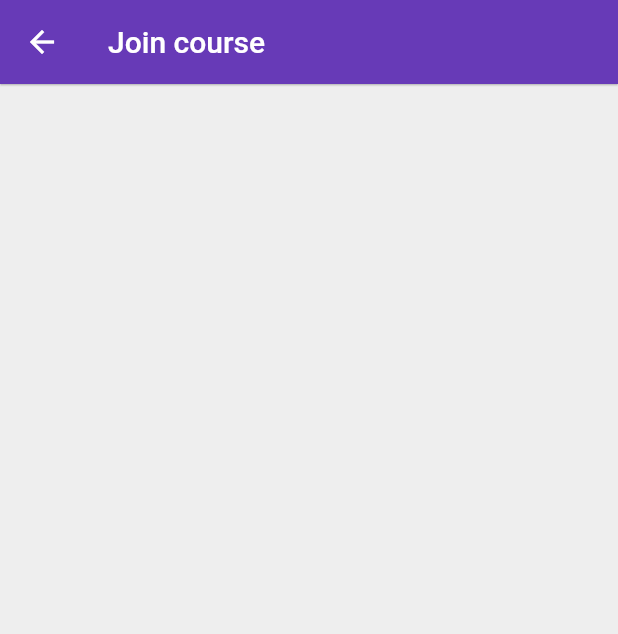
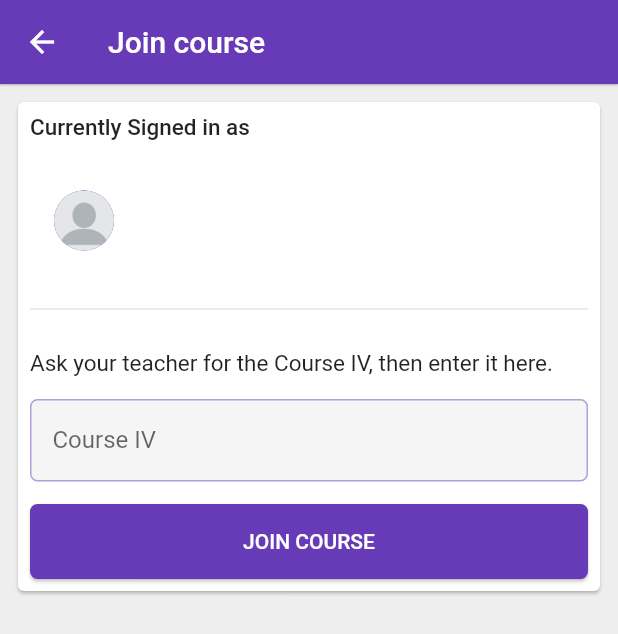
Before and after one commit to JamiuJimoh/jcm, a Flutter app: the JoinCoursePage screen opened by its route, on a phone screen of 412 x 824 dp. Shown: the top 634 px of the screen. Run offline on Flutter 3.47's test engine with Material 2 defaults, Android fonts, the light colour scheme and no system bars; our stand-ins replace cloud_firestore, firebase_auth, firebase_core, google_sign_in; accounts and stored records are empty.

Commit message:
created the join course ui

```diff
--- a/lib/app/home/edit_course_page.dart
+++ b/lib/app/home/edit_course_page.dart
@@ -69,6 +69,14 @@ class _EditCoursePageState extends State<EditCoursePage> {
     return false;
   }
 
+  String _generateCourseIV({required String courseCode}) {
+    final teacherId = widget.auth.currentUser!.uid;
+
+    final courseIV =
+        teacherId.substring(10, 14) + courseCode.replaceAll(' ', '');
+    return courseIV;
+  }
+
   Future<void> _submit() async {
     if (_validateAndSaveForm()) {
       try {
@@ -78,9 +86,12 @@ class _EditCoursePageState extends State<EditCoursePage> {
         final courseId = widget.course?.courseId ?? documentIdFromCurrentDate();
         final teacherName = widget.auth.currentUser?.displayName ?? 'Jam';
         final teacherId = widget.auth.currentUser!.uid;
+        final courseIV =
+            _generateCourseIV(courseCode: _initialValue['courseCode']);
         final course = Course(
           courseId: courseId,
-          teacherId:teacherId,
+          teacherId: teacherId,
+          courseIV: courseIV,
           courseTitle: _initialValue['courseTitle'],
           courseCode: _initialValue['courseCode'],
           teacherName: teacherName,
--- a/lib/app/home/join_course_page.dart
+++ b/lib/app/home/join_course_page.dart
@@ -1,7 +1,37 @@
 import 'package:flutter/material.dart';
+import 'package:jamiu_class_manager/common_widgets/custom_elevated_button.dart';
+import 'package:jamiu_class_manager/common_widgets/custom_text_form_field.dart';
+import 'package:jamiu_class_manager/services/auth.dart';
+import 'package:provider/provider.dart';
 
-class JoinCoursePage extends StatelessWidget {
+import 'validators.dart';
+
+class JoinCoursePage extends StatefulWidget with CourseValidators {
   static const id = 'join_course_page';
+
+  @override
+  _JoinCoursePageState createState() => _JoinCoursePageState();
+}
+
+class _JoinCoursePageState extends State<JoinCoursePage> {
+  final _formKey = GlobalKey<FormState>();
+
+  var _courseIV = '';
+
+  var _isLoading = false;
+
+  bool _validateAndSaveForm() {
+    final form = _formKey.currentState!;
+    if (form.validate()) {
+      form.save();
+      return true;
+    }
+    return false;
+  }
+
+  void _submit() {
+    if (_validateAndSaveForm()) {}
+  }
 
   @override
   Widget build(BuildContext context) {
@@ -9,6 +39,81 @@ class JoinCoursePage extends StatelessWidget {
       appBar: AppBar(
         title: Text('Join course'),
       ),
+      body: _buildBody(context),
+    );
+  }
+
+  Widget _buildBody(BuildContext context) {
+    return Form(
+      key: _formKey,
+      child: Padding(
+        padding: const EdgeInsets.all(8.0),
+        child: Card(
+          child: Padding(
+            padding: const EdgeInsets.all(8.0),
+            child: Column(
+              crossAxisAlignment: CrossAxisAlignment.stretch,
+              mainAxisSize: MainAxisSize.min,
+              children: [
+                Text(
+                  'Currently Signed in as',
+                  style: Theme.of(context).textTheme.bodyText1?.copyWith(
+                        fontSize: 15.0,
+                        // fontWeight: FontWeight.w600,
+                      ),
+                ),
+                const SizedBox(height: 17.0),
+                Consumer<AuthBase>(builder: (_, auth, __) {
+                  final user = auth.currentUser!;
+                  return ListTile(
+                    leading: CircleAvatar(
+                      backgroundImage: user.photoURL == null
+                          ? AssetImage(
+                                  'assets/images/blank-profile-picture.png')
+                              as ImageProvider
+                          : NetworkImage(
+                              user.photoURL!,
+                            ),
+                    ),
+                    title: Text(user.displayName!),
+                    subtitle: Text(user.email!),
+                  );
+                }),
+                const SizedBox(height: 15.0),
+                const Divider(
+                  thickness: 0.8,
+                ),
+                const SizedBox(height: 19.0),
+                Text(
+                  'Ask your teacher for the Course IV, then enter it here.',
+                  style: Theme.of(context)
+                      .textTheme
+                      .bodyText1
+                      ?.copyWith(fontSize: 15.0, fontWeight: FontWeight.w400),
+                ),
+                const SizedBox(height: 15.0),
+                CustomTextFormField(
+                  // initialValue: _initialValue['courseCode'],
+                  labelText: 'Course IV',
+                  hintText: 'e.g NJ6kEDU312',
+                  onSaved: (value) => _courseIV = value!,
+                  validator: (value) => widget.courseIVValidator.isValid(value!)
+                      ? null
+                      : widget.invalidCourseIVErrorText,
+                ),
+                const SizedBox(height: 15.0),
+                CustomElevatedButton(
+                  child: Text(
+                    'JOIN COURSE',
+                  ),
+                  height: 50.0,
+                  onPressed: _submit,
+                ),
+              ],
+            ),
+          ),
+        ),
+      ),
     );
   }
 }
--- a/lib/app/home/models/course.dart
+++ b/lib/app/home/models/course.dart
@@ -1,5 +1,6 @@
 class Course {
   final String courseId;
+  final String courseIV;
   final String teacherId;
   final String courseTitle;
   final String courseCode;
@@ -7,6 +8,7 @@ class Course {
 
   Course({
     required this.courseId,
+    required this.courseIV,
     required this.teacherId,
     required this.courseTitle,
     required this.courseCode,
@@ -17,6 +19,7 @@ class Course {
     final String teacherId = data['teacherId'];
     final String courseTitle = data['courseTitle'];
     final String courseCode = data['courseCode'];
+    final String courseIV = data['courseIV'];
     final String teacherName = data['teacherName'];
 
     return Course(
@@ -24,6 +27,7 @@ class Course {
       teacherId: teacherId,
       courseTitle: courseTitle,
       courseCode: courseCode,
+      courseIV: courseIV,
       teacherName: teacherName,
     );
   }
@@ -34,12 +38,13 @@ class Course {
       'teacherId': teacherId,
       'courseTitle': courseTitle,
       'courseCode': courseCode,
+      'courseIV': courseIV,
       'teacherName': teacherName,
     };
   }
 
   @override
   String toString() {
-    return 'courseTitle: $courseTitle, courseCode: $courseCode';
+    return 'courseTitle: $courseTitle, courseCode: $courseCode, courseIV: $courseIV';
   }
 }
--- a/lib/app/home/validators.dart
+++ b/lib/app/home/validators.dart
@@ -12,7 +12,9 @@ class NonEmptyStringValidator implements StringValidator {
 mixin CourseValidators {
   final StringValidator courseTitleValidator = NonEmptyStringValidator();
   final StringValidator courseCodeValidator = NonEmptyStringValidator();
+  final StringValidator courseIVValidator = NonEmptyStringValidator();
 
   final String invalidCourseTitleErrorText = 'Course title can\'t be empty';
   final String invalidCourseCodeErrorText = 'Course code can\'t be empty';
+  final String invalidCourseIVErrorText = 'Enter a valid courseIV ';
 }
```
Also changed, not shown: assets/images/blank-profile-picture.png (added).
